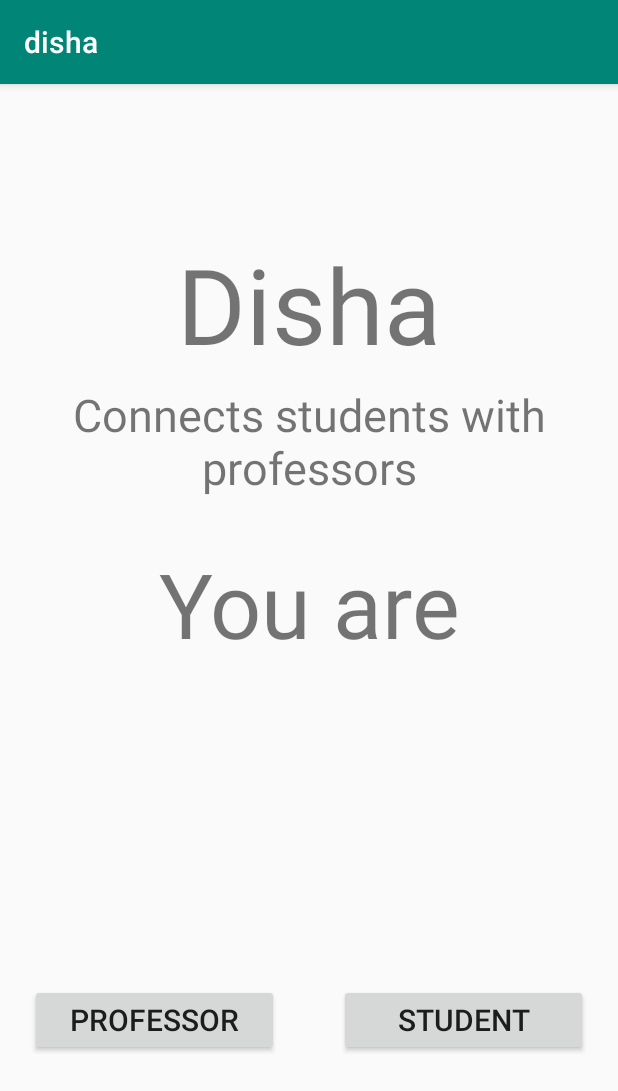
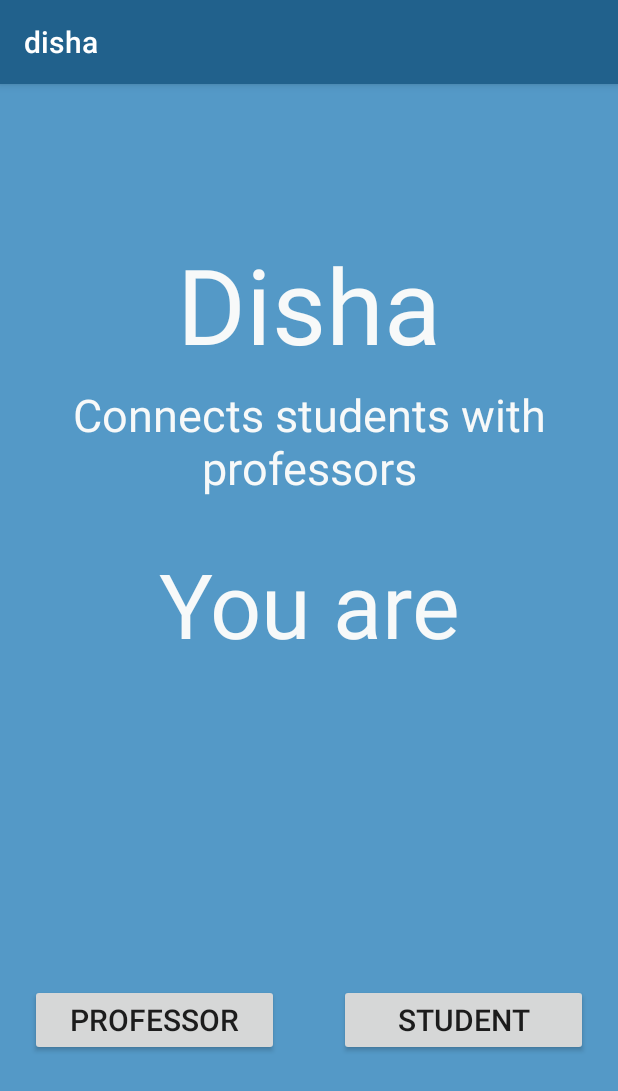
Before and after one commit to pratap47/Disha, an Android app: the screen it shows after launch (FirstScreen), on a phone screen of 412 x 824 dp. Shown: the top 1091 px of the screen. Run offline under Robolectric (Android 15) with nearby library versions, the phone set to English and light mode, and no system bars.

Commit message:
First Screen UI

```diff
--- a/app/src/main/res/layout/activity_first_screen.xml
+++ b/app/src/main/res/layout/activity_first_screen.xml
@@ -4,12 +4,14 @@
     xmlns:tools="http://schemas.android.com/tools"
     android:layout_width="match_parent"
     android:layout_height="match_parent"
+    android:background="#5499C7"
     tools:context=".FirstScreen">
 
     <TextView
         android:layout_width="wrap_content"
         android:layout_height="wrap_content"
         android:text="Disha"
+        android:textColor="#F7F9F9"
         android:textSize="70dp"
         android:layout_centerHorizontal="true"
         android:layout_marginTop="100dp"
@@ -18,6 +20,7 @@
     <TextView
         android:layout_width="wrap_content"
         android:layout_height="wrap_content"
+        android:textColor="#F7F9F9"
         android:text="Connects students with professors"
         android:textSize="30dp"
         android:layout_centerHorizontal="true"
@@ -28,6 +31,7 @@
     <TextView
         android:layout_width="match_parent"
         android:layout_height="wrap_content"
+        android:textColor="#F7F9F9"
         android:text="You are"
         android:textSize="60dp"
         android:textAlignment="center"
--- a/app/src/main/res/values/colors.xml
+++ b/app/src/main/res/values/colors.xml
@@ -1,6 +1,6 @@
 <?xml version="1.0" encoding="utf-8"?>
 <resources>
-    <color name="colorPrimary">#008577</color>
-    <color name="colorPrimaryDark">#008577</color>
+    <color name="colorPrimary">#21618C</color>
+    <color name="colorPrimaryDark">#1F618D</color>
     <color name="colorAccent">#D81B60</color>
 </resources>
```
Also changed, not shown: app/src/main/java/test/com/disha/FirstScreen.java (line endings or trailing spaces).
